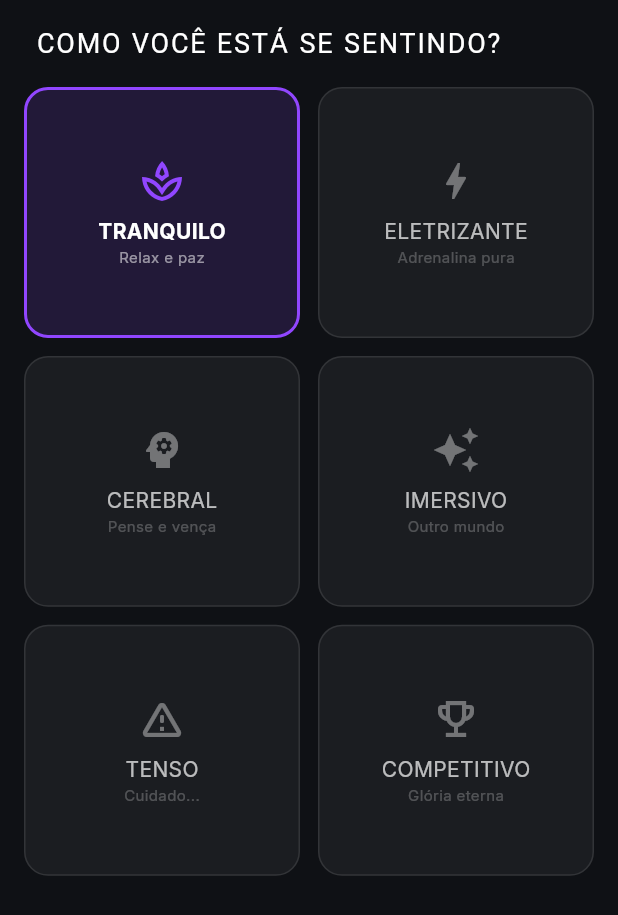
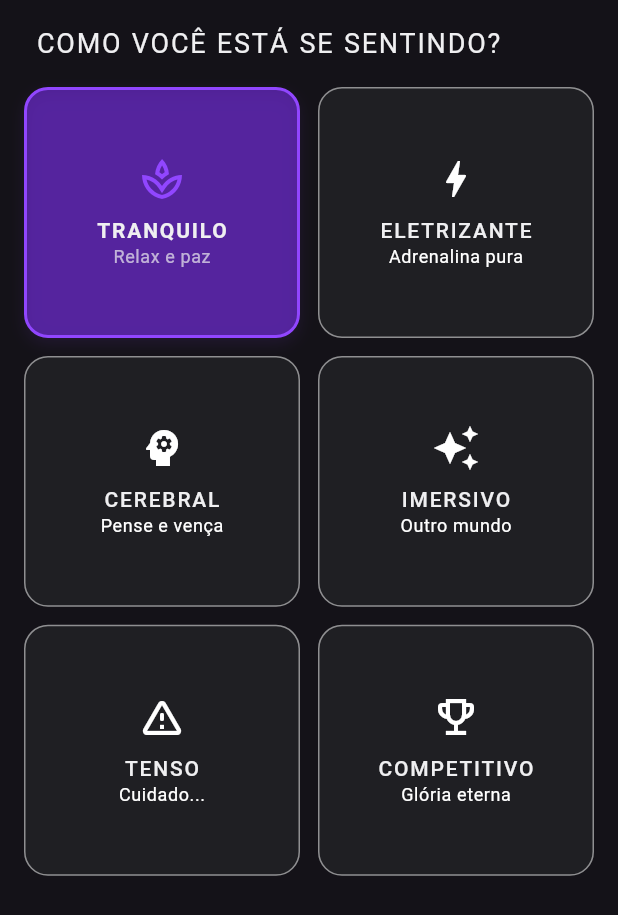
Before and after one commit to pedrokGs/BacklogRoulette, a Flutter app: the MoodSelectorTab widget shown alone on an empty page, opened directly, on a phone screen of 412 x 824 dp. Shown: the top 915 px of the screen. Run offline on Flutter 3.47's test engine with Material 3 defaults, Android fonts, the phone set to English and light mode, and no system bars; our stand-ins replace audioplayers, cached_network_image, carousel_slider, cloud_firestore, firebase_auth, firebase_core and 6 more; accounts and stored records are empty; generated files the repository leaves out were written again; network calls fail.

Commit message:
feat(auth/core): add domain user entity, adjust everything accordingly
- changes to themes on certain parts of the app
- theme now changeable

```diff
--- a/lib/core/themes/app_colors.dart
+++ b/lib/core/themes/app_colors.dart
@@ -13,7 +13,7 @@ class AppColors {
 
   static const Color lightBackground = Color(0xFFF7F7F8);
   static const Color lightSurface = Color(0xFFFFFFFF);
-  static const Color lightOverlay = Color(0xFFEFEFF1);
+  static const Color lightOverlay = Color(0xFFE7E7E7);
   static const Color lightTextPrimary = Color(0xFF0E0E10);
   static const Color lightTextSecondary = Color(0xFF53535F);
 
@@ -45,6 +45,7 @@ class AppColors {
         onSurface: darkTextPrimary,
         surface: darkBackground,
         surfaceContainer: darkSurface,
+        surfaceContainerHigh: darkOverlay,
         onErrorContainer: darkOverlay,
         onSecondaryContainer: darkSurface,
       );
@@ -59,6 +60,7 @@ class AppColors {
         onSurface: lightTextPrimary,
         surface: lightBackground,
         surfaceContainer: lightSurface,
+        surfaceContainerHigh: lightOverlay,
         onErrorContainer: lightOverlay,
         onSecondaryContainer: lightSurface,
       );
--- /dev/null
+++ b/lib/core/themes/providers.dart
@@ -0,0 +1,4 @@
+import 'package:backlog_roulette/core/themes/controllers/theme_notifier.dart';
+import 'package:flutter_riverpod/flutter_riverpod.dart';
+
+final themeNotifierProvider = NotifierProvider(ThemeNotifier.new);
--- a/lib/features/games/viewmodels/library/library_state.dart
+++ b/lib/features/games/viewmodels/library/library_state.dart
@@ -15,7 +15,7 @@ part 'library_state.freezed.dart';
 ///
 /// Loading -> Carregando durante algum processo assíncrono
 @freezed
-class LibraryState with _$LibraryScreenState {
+sealed class LibraryState with _$LibraryState {
   factory LibraryState.initial() = _Initial;
 
   factory LibraryState.loaded({required List<Game> games}) = _Loaded;
@@ -23,5 +23,4 @@ class LibraryState with _$LibraryScreenState {
   factory LibraryState.error({required String message}) = _Error;
 
   factory LibraryState.loading() = _Loading;
-
 }
--- a/lib/features/games/views/widgets/mood_selector_tab.dart
+++ b/lib/features/games/views/widgets/mood_selector_tab.dart
@@ -29,17 +29,16 @@ class _MoodSelectorTabState extends ConsumerState<MoodSelectorTab> {
     final currentMood = notifier.currentMood;
 
     return Container(
-      color: const Color(0xFF0F1115),
       padding: const EdgeInsets.all(16.0),
       child: Column(
         crossAxisAlignment: CrossAxisAlignment.start,
         children: [
-          const Padding(
-            padding: EdgeInsets.only(left: 8.0, bottom: 16.0),
+          Padding(
+            padding: const EdgeInsets.only(left: 8.0, bottom: 16.0),
             child: Text(
               "COMO VOCÊ ESTÁ SE SENTINDO?",
               style: TextStyle(
-                color: Colors.white,
+                color: Theme.of(context).colorScheme.onSurface,
                 fontFamily: 'Russo One',
                 fontSize: 18,
                 letterSpacing: 1.2,
@@ -56,24 +55,36 @@ class _MoodSelectorTabState extends ConsumerState<MoodSelectorTab> {
               ),
               itemCount: GameMood.values.length,
               itemBuilder: (context, index) {
+                final theme = Theme.of(context);
+                final colorScheme = theme.colorScheme;
+
                 final mood = GameMood.values[index];
                 final isSelected = mood == currentMood;
 
                 return GestureDetector(
-                  onTap: () {
-                    ref.read(rouletteNotifier.notifier).updateMood(mood);
-                  },
+                  onTap: () =>
+                      ref.read(rouletteNotifier.notifier).updateMood(mood),
                   child: AnimatedContainer(
                     duration: const Duration(milliseconds: 200),
                     decoration: BoxDecoration(
                       color: isSelected
-                          ? Theme.of(context).colorScheme.primary.withValues(alpha: 0.15)
-                          : Colors.white.withValues(alpha: 0.05),
+                          ? colorScheme.primaryContainer.withValues(alpha: 0.6)
+                          : colorScheme.surfaceContainerHigh,
                       borderRadius: BorderRadius.circular(16),
                       border: Border.all(
-                        color: isSelected ? Theme.of(context).colorScheme.primary : Colors.white10,
+                        color: isSelected
+                            ? colorScheme.primary
+                            : colorScheme.outlineVariant.withValues(alpha: 0.5),
                         width: isSelected ? 2 : 1,
                       ),
+                      boxShadow: [
+                        if (isSelected)
+                          BoxShadow(
+                            color: colorScheme.primary.withValues(alpha: 0.1),
+                            blurRadius: 8,
+                            offset: const Offset(0, 4),
+                          ),
+                      ],
                     ),
                     child: Column(
                       mainAxisAlignment: MainAxisAlignment.center,
@@ -81,21 +92,32 @@ class _MoodSelectorTabState extends ConsumerState<MoodSelectorTab> {
                         Icon(
                           _moodIcons[mood],
                           size: 32,
-                          color: isSelected ? Theme.of(context).colorScheme.primary : Colors.white38,
+                          color: isSelected
+                              ? colorScheme.primary
+                              : colorScheme.onSurfaceVariant,
                         ),
                         const SizedBox(height: 8),
                         Text(
                           mood.name.toUpperCase(),
-                          style: TextStyle(
-                            color: isSelected ? Colors.white : Colors.white70,
-                            fontWeight: isSelected ? FontWeight.bold : FontWeight.normal,
+                          style: theme.textTheme.labelLarge?.copyWith(
+                            color: isSelected
+                                ? colorScheme.onPrimaryContainer
+                                : colorScheme.onSurface,
+                            fontWeight: isSelected
+                                ? FontWeight.bold
+                                : FontWeight.w500,
+                            letterSpacing: 1.2,
                           ),
                         ),
                         Text(
                           _getMoodSubtitle(mood),
-                          style: TextStyle(
-                            color: isSelected ? Colors.white54 : Colors.white24,
-                            fontSize: 10,
+                          style: theme.textTheme.bodySmall?.copyWith(
+                            color: isSelected
+                                ? colorScheme.onPrimaryContainer.withValues(
+                                    alpha: 0.7,
+                                  )
+                                : colorScheme.onSurfaceVariant,
+                            fontSize: 12,
                           ),
                         ),
                       ],
@@ -112,12 +134,18 @@ class _MoodSelectorTabState extends ConsumerState<MoodSelectorTab> {
 
   String _getMoodSubtitle(GameMood mood) {
     switch (mood) {
-      case GameMood.tranquilo: return "Relax e paz";
-      case GameMood.eletrizante: return "Adrenalina pura";
-      case GameMood.cerebral: return "Pense e vença";
-      case GameMood.imersivo: return "Outro mundo";
-      case GameMood.tenso: return "Cuidado...";
-      case GameMood.competitivo: return "Glória eterna";
+      case GameMood.tranquilo:
+        return "Relax e paz";
+      case GameMood.eletrizante:
+        return "Adrenalina pura";
+      case GameMood.cerebral:
+        return "Pense e vença";
+      case GameMood.imersivo:
+        return "Outro mundo";
+      case GameMood.tenso:
+        return "Cuidado...";
+      case GameMood.competitivo:
+        return "Glória eterna";
     }
   }
 }
```
Also changed, not shown: lib/core/router/app_router.dart (+12 -7 lines), lib/core/router/router_refresher.dart (added, +23 -0 lines), lib/core/themes/controllers/theme_notifier.dart (added, +16 -0 lines), lib/features/auth/auth_di.dart (+2 -5 lines), lib/features/auth/models/extensions/firebase_mapper.dart (added, +8 -0 lines), lib/features/auth/models/models/app_user.dart (added, +12 -0 lines), lib/features/auth/models/services/auth_service.dart (+16 -4 lines), lib/features/auth/viewmodels/notifiers/auth_notifier.dart (+26 -38 lines), lib/features/auth/viewmodels/states/auth_state.dart (deleted, +0 -14 lines), lib/features/auth/views/screens/signin_screen.dart (+6 -10 lines), lib/features/auth/views/screens/signup_screen.dart (+6 -10 lines), lib/features/games/viewmodels/library/library_notifier.dart (+8 -7 lines), lib/features/home/views/screens/home_screen.dart (+10 -3 lines), lib/features/home/views/widgets/switch_theme_tile.dart (added, +51 -0 lines), 8 more files.
